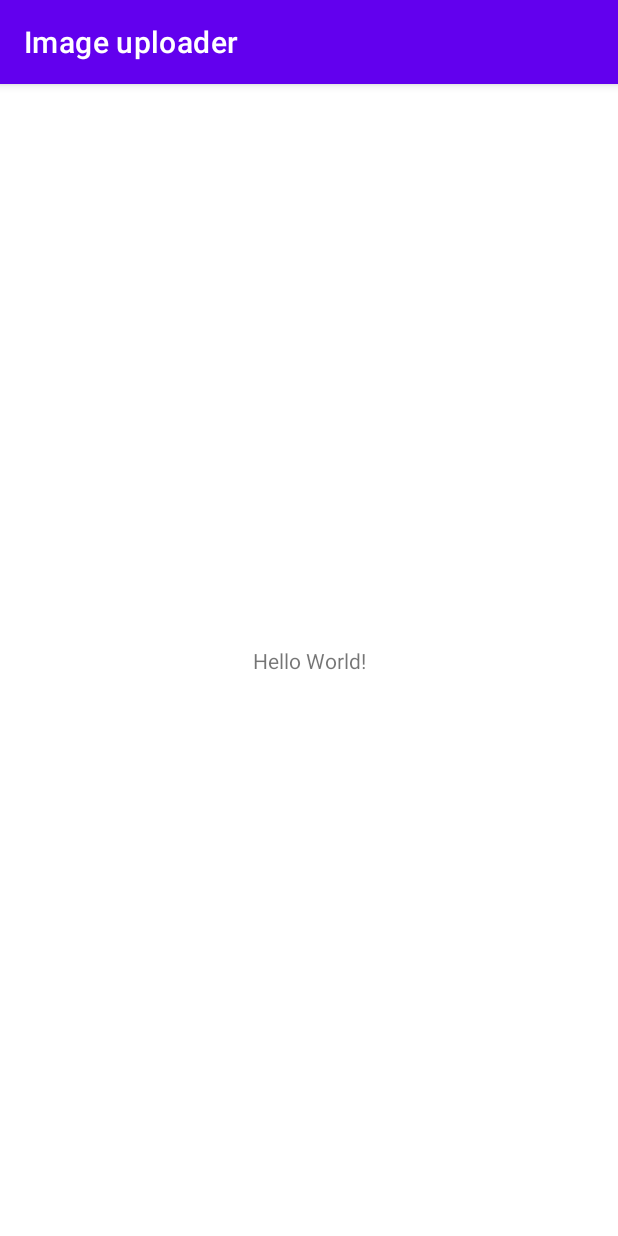
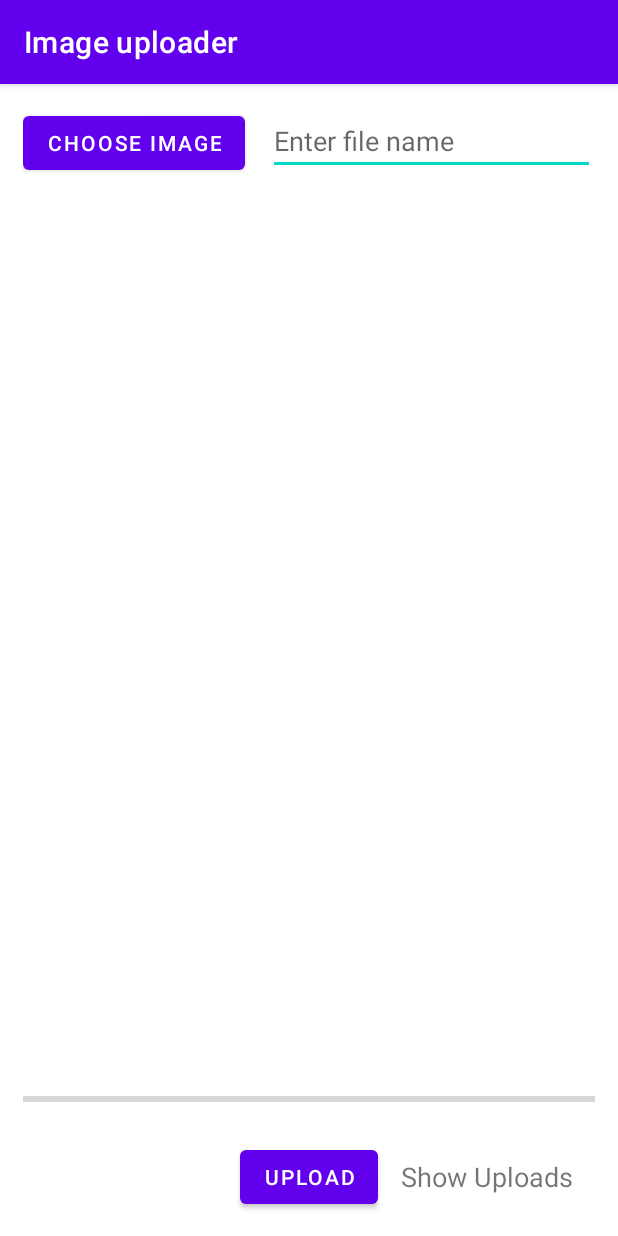
Before and after one commit to Ghasty003/Image-uploader, an Android app: the screen it shows after launch (MainActivity), on a phone screen of 412 x 824 dp. Run offline under Robolectric (Android 15) with nearby library versions, the phone set to English and light mode, and no system bars.

Commit message:
Added main layout

```diff
--- a/app/src/main/res/layout/activity_main.xml
+++ b/app/src/main/res/layout/activity_main.xml
@@ -1,18 +1,66 @@
 <?xml version="1.0" encoding="utf-8"?>
-<androidx.constraintlayout.widget.ConstraintLayout xmlns:android="http://schemas.android.com/apk/res/android"
+<RelativeLayout xmlns:android="http://schemas.android.com/apk/res/android"
     xmlns:app="http://schemas.android.com/apk/res-auto"
     xmlns:tools="http://schemas.android.com/tools"
     android:layout_width="match_parent"
     android:layout_height="match_parent"
+    android:padding="15dp"
     tools:context=".MainActivity">
 
-    <TextView
+    <Button
+        android:id="@+id/choose_image"
         android:layout_width="wrap_content"
         android:layout_height="wrap_content"
-        android:text="Hello World!"
-        app:layout_constraintBottom_toBottomOf="parent"
-        app:layout_constraintEnd_toEndOf="parent"
-        app:layout_constraintStart_toStartOf="parent"
-        app:layout_constraintTop_toTopOf="parent" />
+        android:text="choose image"
+         />
 
-</androidx.constraintlayout.widget.ConstraintLayout>
+    <EditText
+        android:id="@+id/image_edit_text"
+        android:layout_width="match_parent"
+        android:layout_height="wrap_content"
+        android:layout_toEndOf="@id/choose_image"
+        android:hint="Enter file name"
+        android:layout_marginStart="15dp"
+    />
+
+    <ImageView
+        android:id="@+id/image_view"
+        android:layout_width="match_parent"
+        android:layout_height="match_parent"
+        android:layout_below="@id/choose_image"
+        android:layout_above="@id/progress_bar"
+        android:layout_marginVertical="20dp"
+    />
+
+    <ProgressBar
+        android:id="@+id/progress_bar"
+        android:layout_width="match_parent"
+        android:layout_height="wrap_content"
+        android:layout_above="@id/upload_image"
+        style="@style/Widget.AppCompat.ProgressBar.Horizontal"
+        android:layout_marginBottom="20dp"
+    />
+
+    <Button
+        android:id="@+id/upload_image"
+        android:layout_width="wrap_content"
+        android:layout_height="wrap_content"
+        android:layout_alignParentBottom="true"
+        android:layout_centerHorizontal="true"
+        android:text="Upload"
+    />
+
+    <TextView
+        android:id="@+id/show_uploads"
+        android:layout_width="wrap_content"
+        android:layout_height="wrap_content"
+        android:text="Show Uploads"
+        android:layout_toEndOf="@id/upload_image"
+        android:layout_alignBottom="@id/upload_image"
+        android:layout_alignTop="@id/upload_image"
+        android:gravity="center"
+        android:layout_marginStart="15dp"
+        android:textSize="18sp"
+    />
+
+</RelativeLayout>
```
